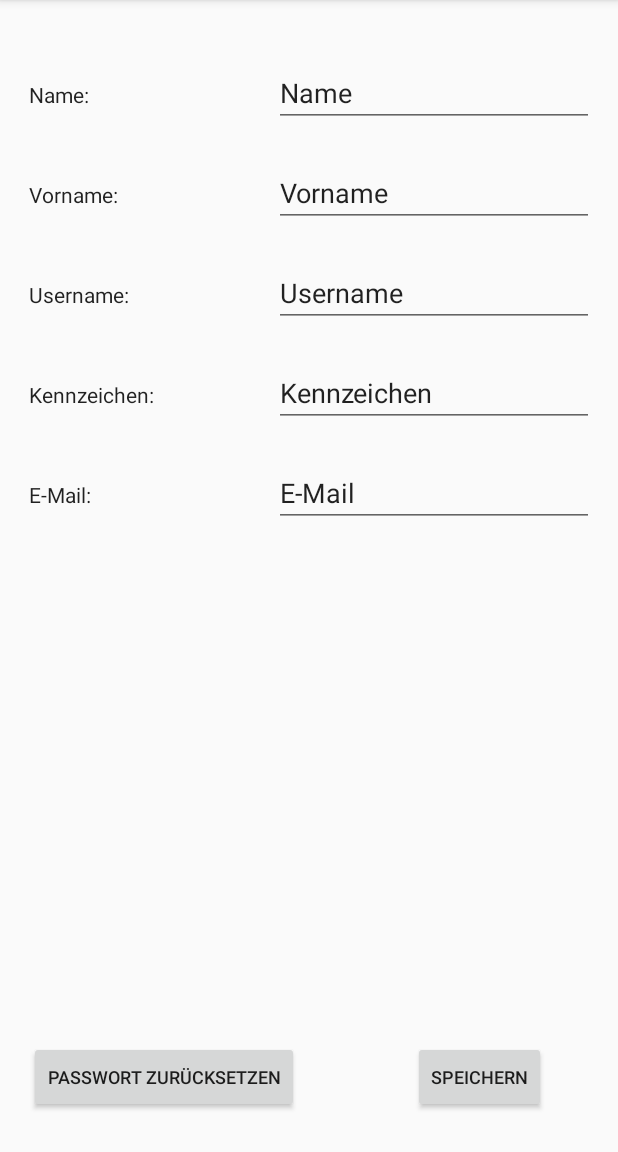
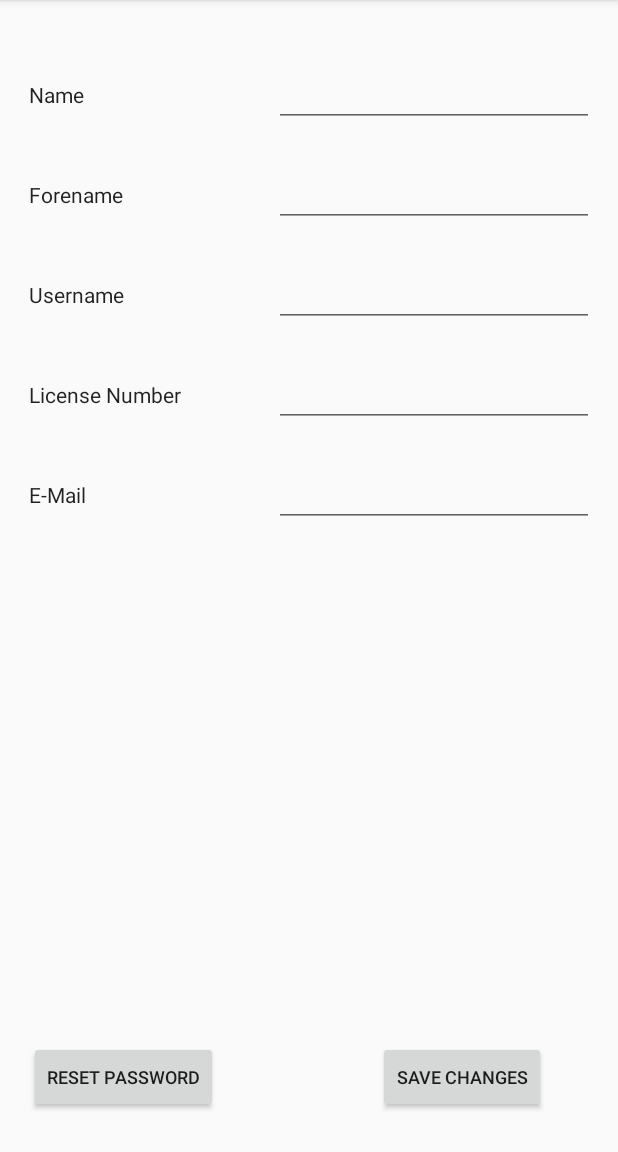
Before and after one commit to SoerenJesseGruen/Schleppo, an Android app: the fragment ProfilFragment placed in its activity, on a phone screen of 412 x 824 dp, the part 84-1236 px from its top. Run offline under Robolectric (Android 15) with nearby library versions, the light colour scheme and no system bars; libraries missing offline, so code that uses them is left out: com.parse, com.parse.ui; 4 statements that could not run were skipped.

Commit message:
Settings implementiert, Lokalisieren eingebaut, div. kl. Änderungen

```diff
--- a/app/src/main/java/moco/schleppo/SignUpActivity.java
+++ b/app/src/main/java/moco/schleppo/SignUpActivity.java
@@ -67,7 +67,7 @@ public class SignUpActivity  extends AppCompatActivity {
                     });
                 } else {
                     Context context = getApplicationContext();
-                    CharSequence text = "Passwörter stimmern nicht überein!";
+                    CharSequence text = "Passwörter stimmen nicht überein!";
                     int duration = Toast.LENGTH_SHORT;
 
                     Toast toast = Toast.makeText(context, text, duration);
--- a/app/src/main/java/moco/schleppo/fragments/MainFragment.java
+++ b/app/src/main/java/moco/schleppo/fragments/MainFragment.java
@@ -1,15 +1,12 @@
 package moco.schleppo.fragments;
 
 import android.app.Fragment;
-import android.app.FragmentManager;
 import android.app.FragmentTransaction;
 import android.os.Bundle;
 import android.view.LayoutInflater;
 import android.view.View;
 import android.view.ViewGroup;
 import android.widget.ImageButton;
-
-import moco.schleppo.MainActivity;
 import moco.schleppo.R;
 
 /**
--- a/app/src/main/res/layout/fragment_profil.xml
+++ b/app/src/main/res/layout/fragment_profil.xml
@@ -12,7 +12,6 @@
             android:layout_width="wrap_content"
             android:layout_height="wrap_content"
             android:inputType="textPersonName"
-            android:text="@string/standard_profile_name"
             android:ems="10"
             android:id="@+id/tfName"
             android:layout_alignBaseline="@+id/tvName"
@@ -26,7 +25,6 @@
             android:layout_width="wrap_content"
             android:layout_height="wrap_content"
             android:inputType="textPersonName"
-            android:text="@string/standard_profile_username"
             android:ems="10"
             android:id="@+id/tfUsername"
             android:layout_alignBaseline="@+id/tvUsername"
@@ -38,7 +36,6 @@
             android:layout_width="wrap_content"
             android:layout_height="wrap_content"
             android:inputType="textPersonName"
-            android:text="@string/standard_profile_email"
             android:ems="10"
             android:id="@+id/tfEmail"
             android:layout_alignBaseline="@+id/tvEmail"
@@ -50,7 +47,6 @@
             android:layout_width="wrap_content"
             android:layout_height="wrap_content"
             android:inputType="textPersonName"
-            android:text="@string/standard_profile_kennzeichen"
             android:ems="10"
             android:id="@+id/tfKennzeichen"
             android:layout_alignBaseline="@+id/tvKennzeichen"
@@ -59,7 +55,7 @@
             android:layout_alignStart="@+id/tfUsername" />
 
         <TextView
-            android:text="Name:"
+            android:text="@string/standard_name"
             android:layout_width="wrap_content"
             android:layout_height="wrap_content"
             android:layout_marginLeft="19dp"
@@ -72,7 +68,7 @@
             android:layout_alignParentStart="true" />
 
         <Button
-            android:text="Passwort zurücksetzen"
+            android:text="@string/button_profile_reset_password"
             android:layout_width="wrap_content"
             android:layout_height="wrap_content"
             android:layout_alignParentBottom="true"
@@ -83,7 +79,7 @@
             android:id="@+id/btnPasswort" />
 
         <Button
-            android:text="Speichern"
+            android:text="@string/button_profile_save"
             android:layout_width="wrap_content"
             android:layout_height="wrap_content"
             android:layout_alignTop="@+id/btnPasswort"
@@ -96,7 +92,7 @@
             android:id="@+id/btnSpeichern" />
 
         <TextView
-            android:text="Vorname:"
+            android:text="@string/standard_forename"
             android:layout_width="wrap_content"
             android:layout_height="wrap_content"
             android:id="@+id/tvVorname"
@@ -110,7 +106,6 @@
             android:layout_width="wrap_content"
             android:layout_height="wrap_content"
             android:inputType="textPersonName"
-            android:text="@string/standard_profile_vorname"
             android:ems="10"
             android:id="@+id/tfVorname"
             android:layout_alignBaseline="@+id/tvVorname"
@@ -119,7 +114,7 @@
             android:layout_alignStart="@+id/tfName" />
 
         <TextView
-            android:text="Username:"
+            android:text="@string/standard_username"
             android:layout_width="wrap_content"
             android:layout_height="wrap_content"
             android:id="@+id/tvUsername"
@@ -130,7 +125,7 @@
             android:layout_alignStart="@+id/tvVorname" />
 
         <TextView
-            android:text="Kennzeichen:"
+            android:text="@string/standard_license_number"
             android:layout_width="wrap_content"
             android:layout_height="wrap_content"
             android:layout_marginTop="35dp"
@@ -141,7 +136,7 @@
             android:layout_alignStart="@+id/tvUsername" />
 
         <TextView
-            android:text="E-Mail:"
+            android:text="@string/standard_email"
             android:layout_width="wrap_content"
             android:layout_height="wrap_content"
             android:layout_marginTop="35dp"
--- a/app/src/main/res/menu/activity_main_drawer.xml
+++ b/app/src/main/res/menu/activity_main_drawer.xml
@@ -5,36 +5,36 @@
         <item
             android:id="@+id/nav_home"
             android:icon="@drawable/ic_menu_camera"
-            android:title="Home" />
+            android:title="@string/menu_home" />
         <item
             android:id="@+id/nav_profile"
             android:icon="@drawable/ic_menu_gallery"
-            android:title="Profil" />
+            android:title="@string/menu_profil" />
         <item
             android:id="@+id/nav_map"
             android:icon="@android:drawable/ic_dialog_map"
-            android:title="Karte" />
+            android:title="@string/menu_map" />
         <item
             android:id="@+id/nav_messages"
             android:icon="@drawable/ic_menu_manage"
-            android:title="Nachrichten" />
+            android:title="@string/menu_messages" />
         <item
             android:id="@+id/nav_warn_driver"
             android:icon="@drawable/ic_menu_manage"
-            android:title="Fahrer warnen" />
+            android:title="@string/menu_warnDriver" />
         <item
             android:id="@+id/nav_settings"
             android:icon="@drawable/ic_menu_manage"
-            android:title="Einstellungen" />
+            android:title="@string/menu_setting" />
         <item
             android:id="@+id/nav_login"
             android:icon="@drawable/ic_menu_manage"
-            android:title="Login"
+            android:title="@string/menu_login"
             android:visible="true" />
         <item
             android:id="@+id/nav_logout"
             android:icon="@drawable/ic_menu_manage"
-            android:title="Logout"
+            android:title="@string/menu_logout"
             android:visible="false" />
     </group>
 
--- a/app/src/main/res/menu/main.xml
+++ b/app/src/main/res/menu/main.xml
@@ -2,8 +2,8 @@
 <menu xmlns:android="http://schemas.android.com/apk/res/android"
     xmlns:app="http://schemas.android.com/apk/res-auto">
     <item
-        android:id="@+id/action_settings"
+        android:id="@+id/nav_settings"
         android:orderInCategory="100"
-        android:title="@string/action_settings"
+        android:title="@string/menu_setting"
         app:showAsAction="never" />
 </menu>
--- a/app/src/main/res/values/colors.xml
+++ b/app/src/main/res/values/colors.xml
@@ -2,5 +2,5 @@
 <resources>
     <color name="colorPrimary">#3F51B5</color>
     <color name="colorPrimaryDark">#303F9F</color>
-    <color name="colorAccent">#FF4081</color>
+    <color name="colorAccent">#000000</color>
 </resources>
--- a/app/src/main/res/values/strings.xml
+++ b/app/src/main/res/values/strings.xml
@@ -1,39 +1,68 @@
 <resources>
     <string name="app_name">Schleppo</string>
-
     <string name="navigation_drawer_open">Open navigation drawer</string>
     <string name="navigation_drawer_close">Close navigation drawer</string>
 
-    <string name="action_settings">Settings</string>
-    <string name="hello_blank_fragment">Profil</string>
-
     <string name="standard_userName_header">Schleppo</string>
-    <string name="standard_licenseNumber_header">Sie sind nicht eingeloggt</string>
-    <string name="title_activity_login">LoginActivity</string>
+    <string name="standard_licenseNumber_header">You aren´t logged in!</string>
 
     <string name="AZ">AZ</string>
-    <string name="Category">category</string>
-    <string name="NearBy">nearby</string>
-    <string name="Popular">popular</string>
+    <string name="Category">Category</string>
+    <string name="NearBy">Nearby</string>
+    <string name="Popular">Popular</string>
+
+    <string name="standard_name">Name</string>
+    <string name="standard_forename">Forename</string>
+    <string name="standard_email">E-Mail</string>
+    <string name="standard_username">Username</string>
+    <string name="standard_license_number">License Number</string>
+    <string name="standard_password">Password</string>
+    <string name="standard_password_repeat">Repeat Password</string>
+
+    <string name="menu_home">Home</string>
+    <string name="menu_profil">Profile</string>
+    <string name="menu_map">Map</string>
+    <string name="menu_messages">Messages</string>
+    <string name="menu_warnDriver">Warn Driver</string>
+    <string name="menu_setting">Settings</string>
+    <string name="menu_login">Login</string>
+    <string name="menu_logout">Logout</string>
+
+    <string name="button_signup">Sign Up</string>
+    <string name="button_mark_parking_spot">Mark Parking</string>
+    <string name="button_warn_drivers">Warn Drivers</string>
+    <string name="button_login">Login</string>
+    <string name="button_profile_reset_password">Reset Password</string>
+    <string name="button_profile_save">Save Changes</string>
+
+    <string name="pref_notifications">Notification</string>
+    <string name="pref_notification_text">Push-Notification</string>
+    <string name="pref_location">Location</string>
+    <string name="pref_location_text">Activate Location</string>
+    <string name="pref_notification_true">You get Push-Notifications</string>
+    <string name="pref_notification_false">You get no Push-Notifications</string>
+    <string name="pref_location_true">Your current Location is used</string>
+    <string name="pref_location_false">Your current Location isn´t used</string>
 
     <string name="standard_profile_name">Name</string>
     <string name="standard_profile_vorname">Vorname</string>
     <string name="standard_profile_email">E-Mail</string>
     <string name="standard_profile_username">Username</string>
-    <string name="standard_profile_kennzeichen">Kennzeichen</string>
+    <string name="standard_profile_kennzeichen">License Number</string>
 
-    <string name="driver_warn">Warnung ausgeben</string>
-    <string name="driver_here_parking">Markieren</string>
+    <string name="driver_warn">Output Warning</string>
+    <string name="driver_here_parking">Mark</string>
     <string name="warndialog">Warndialog</string>
-    <string name="ordnungsamt">Ordnungsamt</string>
-    <string name="abschleppdienst">Abschleppdienst</string>
-    <string name="abbrechen">Abbrechen</string>
-    <string name="senden">Senden</string>
+    <string name="ordnungsamt">Office</string>
+    <string name="abschleppdienst">Towing Service</string>
+    <string name="abbrechen">Quit</string>
+    <string name="senden">Send</string>
     <string name="navigation">Navigation</string>
-    <string name="kennzeichen">Kennzeichen:</string>
-    <string name="msg_abbrechen">Abbrechen</string>
-    <string name="msg_sende">Sende</string>
-    <string name="msg_eingabe">hint</string>
-    <string name="msg_haltenverbot">Haltenverbot</string>
-    <string name="msg_abgeschleppt">Abgeschleppt</string>
+    <string name="kennzeichen">License Number</string>
+    <string name="msg_abbrechen">Quit</string>
+    <string name="msg_sende">Send</string>
+    <string name="msg_eingabe">Hint</string>
+    <string name="msg_haltenverbot">Prohibition of holding</string>
+    <string name="msg_abgeschleppt">Towed</string>
+
 </resources>
--- a/build.gradle
+++ b/build.gradle
@@ -5,7 +5,7 @@ buildscript {
         jcenter()
     }
     dependencies {
-        classpath 'com.android.tools.build:gradle:2.2.2'
+        classpath 'com.android.tools.build:gradle:2.2.3'
 
         // NOTE: Do not place your application dependencies here; they belong
         // in the individual module build.gradle files
```
Also changed, not shown: app/src/main/AndroidManifest.xml (+6 -2 lines), app/src/main/java/moco/schleppo/LoginActivity.java (+8 -1 lines), app/src/main/java/moco/schleppo/MainActivity.java (+3 -4 lines), app/src/main/java/moco/schleppo/SettingsActivity.java (added, +65 -0 lines), app/src/main/java/moco/schleppo/fragments/ProfilFragment.java (+2 -5 lines), app/src/main/res/layout/activity_login.xml (+4 -4 lines), app/src/main/res/layout/activity_signup.xml (+23 -13 lines), app/src/main/res/layout/fragment_main.xml (+4 -4 lines), app/src/main/res/xml/layout_settings.xml (added, +21 -0 lines), 2 other files.
